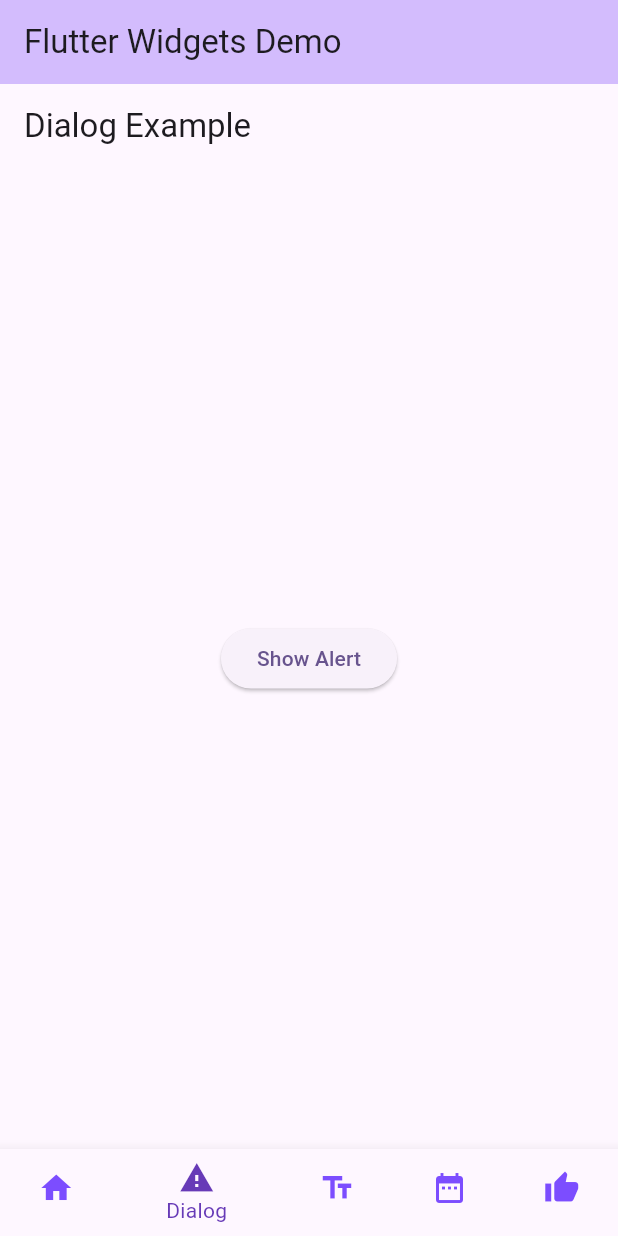
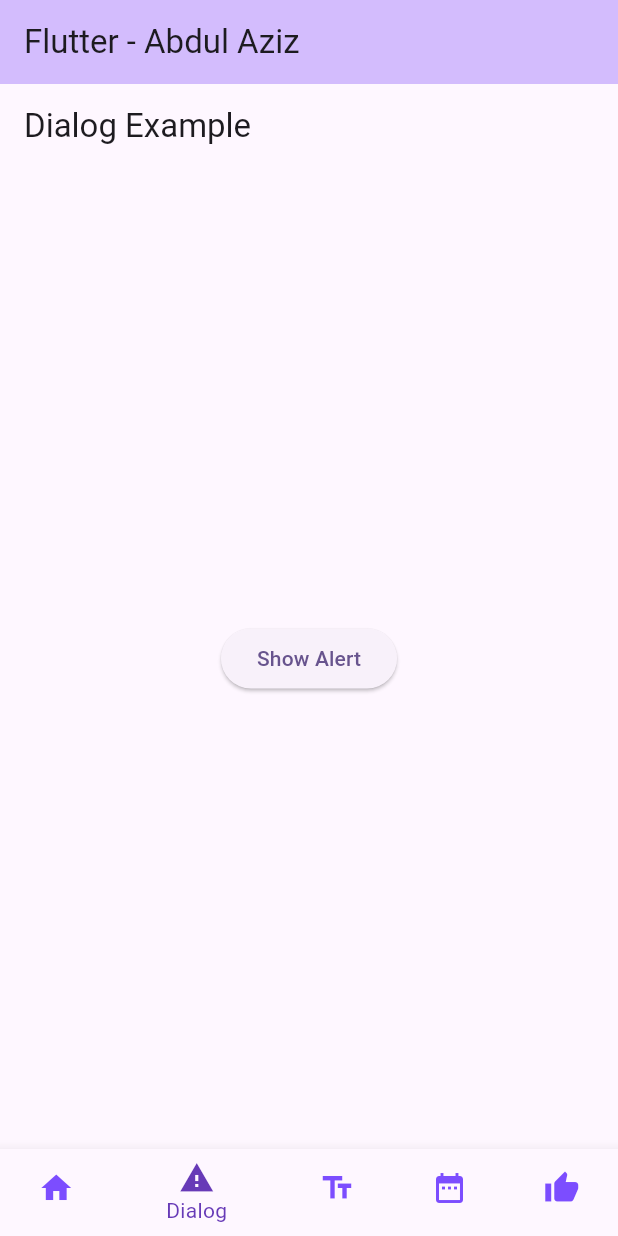
Before and after one commit to abdaziz-04/flutter-fundamental-part1, a Flutter app: the screen it shows after launch, item 2 of the bottom bar chosen, on a phone screen of 412 x 824 dp. Run offline on Flutter 3.47's test engine with Material 3 defaults, Android fonts, the phone set to English and light mode, and no system bars.

Commit message:
perbaiki tampilan

```diff
--- a/lib/main.dart
+++ b/lib/main.dart
@@ -48,7 +48,7 @@ class _MyHomePageState extends State<MyHomePage> {
     return Scaffold(
       appBar: AppBar(
         backgroundColor: Theme.of(context).colorScheme.inversePrimary,
-        title: const Text('Flutter Widgets Demo'),
+        title: const Text('Flutter - Abdul Aziz'),
       ),
       body: _pages[_currentIndex],
       bottomNavigationBar: BottomNavigationBar(
```
